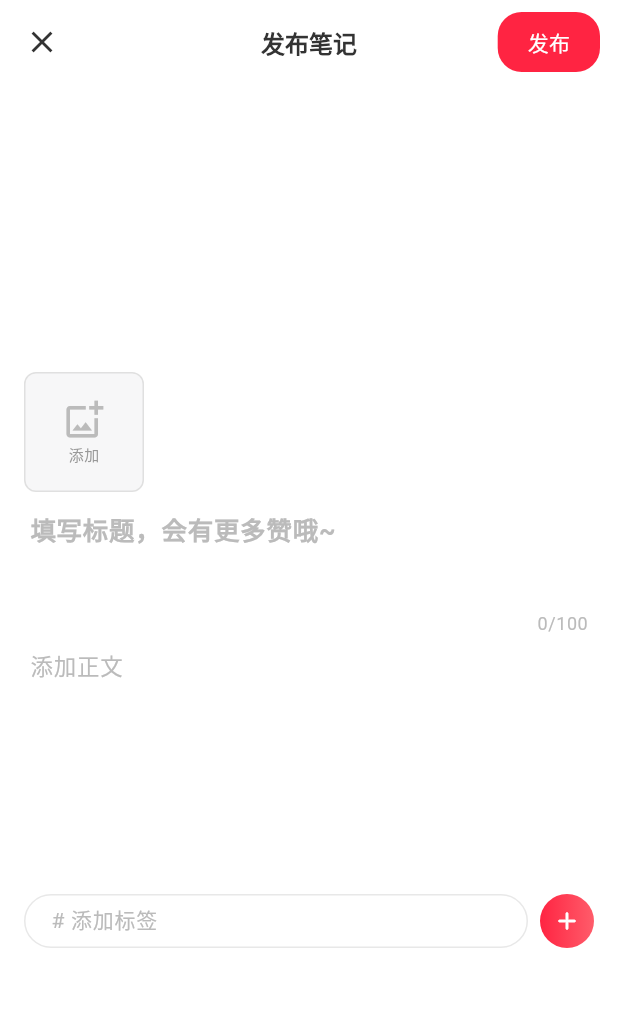
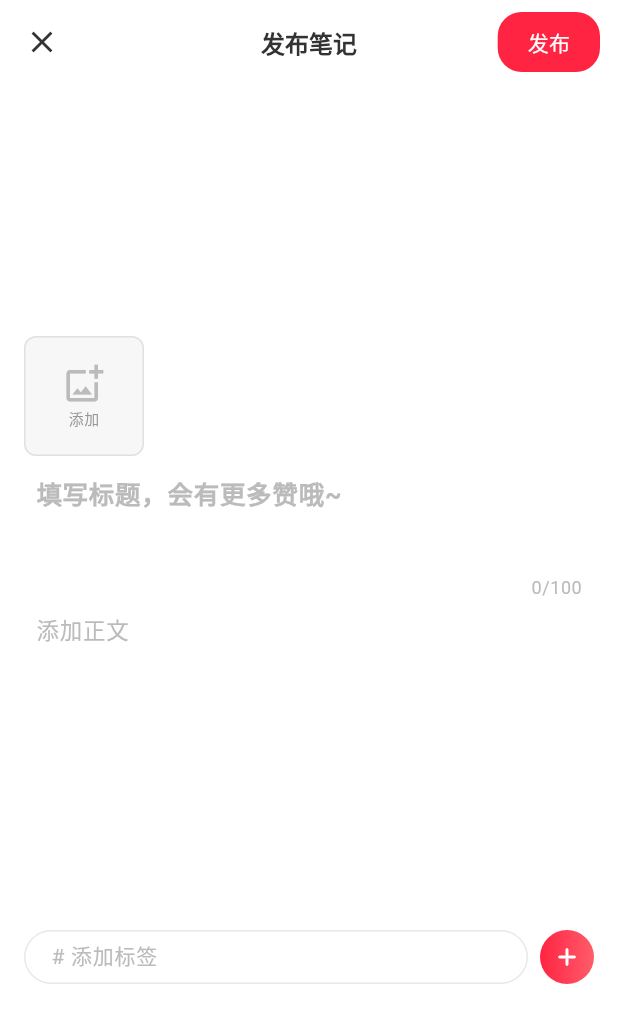
Before and after one commit to huddnyuesdi-cmd/yue-app, a Flutter app: the PublishPage screen opened directly, on a phone screen of 412 x 824 dp. Shown: the top 1023 px of the screen. Run offline on Flutter 3.47's test engine with Material 3 defaults, Android fonts, the phone set to English and light mode, and no system bars; our stand-ins replace dio, image_picker, open_filex, package_info_plus, permission_handler, shared_preferences; accounts and stored records are empty.

Commit message:
Address code review: fix const placement, restore content minLines, improve padding
Co-authored-by: huddnyuesdi-cmd <262306562+huddnyuesdi-cmd@users.noreply.github.com>

```diff
--- a/yue_app/lib/pages/publish_page.dart
+++ b/yue_app/lib/pages/publish_page.dart
@@ -306,7 +306,7 @@ class _PublishPageState extends State<PublishPage> {
                     hintText: '填写标题，会有更多赞哦~',
                     hintStyle: TextStyle(fontSize: 17, color: Color(0xFFBBBBBB), fontWeight: FontWeight.w600),
                     border: InputBorder.none,
-                    contentPadding: EdgeInsets.symmetric(horizontal: 4, vertical: 12),
+                    contentPadding: EdgeInsets.symmetric(horizontal: 8, vertical: 12),
                     counterStyle: TextStyle(color: Color(0xFFBBBBBB)),
                   ),
                   style: const TextStyle(fontSize: 17, fontWeight: FontWeight.w600, color: Color(0xFF333333)),
@@ -320,18 +320,18 @@ class _PublishPageState extends State<PublishPage> {
                     hintText: '添加正文',
                     hintStyle: TextStyle(fontSize: 15, color: Color(0xFFBBBBBB)),
                     border: InputBorder.none,
-                    contentPadding: EdgeInsets.symmetric(horizontal: 4, vertical: 8),
+                    contentPadding: EdgeInsets.symmetric(horizontal: 8, vertical: 8),
                   ),
                   style: const TextStyle(fontSize: 15, color: Color(0xFF333333), height: 1.6),
                   maxLines: null,
-                  minLines: 6,
+                  minLines: 8,
                 ),
                 // Upload status
                 if (_isUploading)
                   Padding(
                     padding: const EdgeInsets.only(top: 8),
-                    child: Row(
-                      children: const [
+                    child: const Row(
+                      children: [
                         SizedBox(
                           width: 14, height: 14,
                           child: CircularProgressIndicator(strokeWidth: 2, color: Color(0xFFFF9800)),
```
